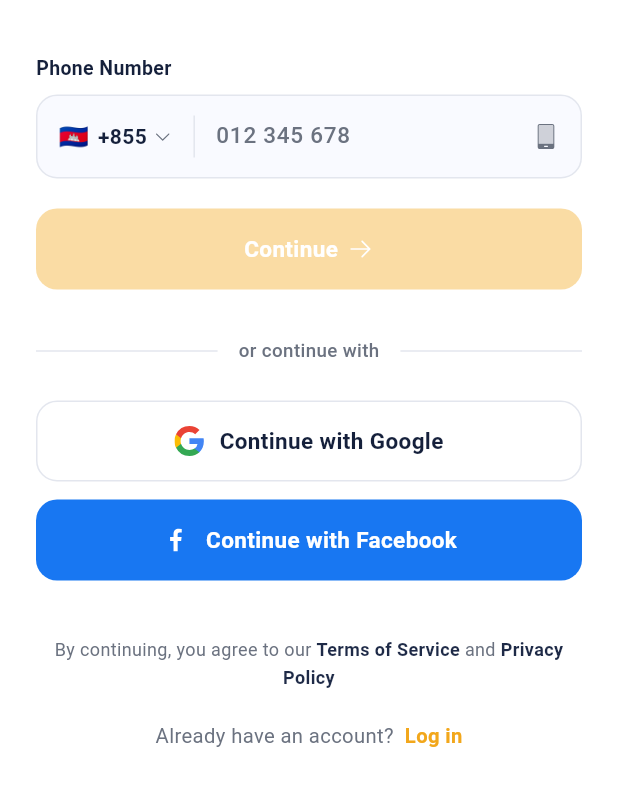
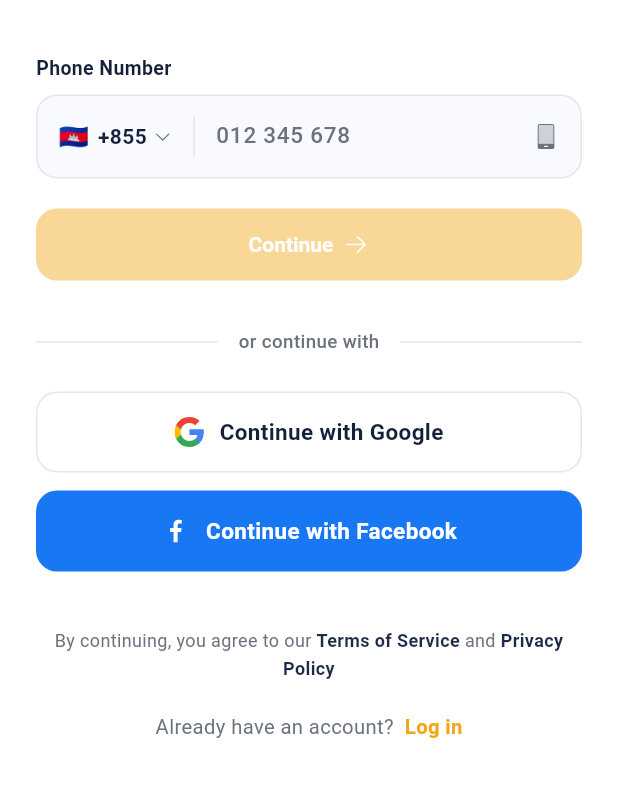
Before and after one commit to povvichar/Propertdia, a Flutter app: the RegisterScreen screen opened by its route, on a phone screen of 412 x 824 dp, the part 237-1043 px from its top. Run offline on Flutter 3.47's test engine with Material 3 defaults, Android fonts, the phone set to English and light mode, and no system bars; our stand-ins replace flutter_riverpod, flutter_svg, go_router, google_fonts; network calls fail.

Commit message:
Standardise PrimaryButton component to H=48px
- PrimaryButton: fixed height 48px, radius 14px, animated opacity for disabled state, svg arrow via trailingIcon param
- Theme elevatedButtonTheme synced to H=48 / radius 14
- RegisterScreen uses PrimaryButton, removes one-off _ContinueButton

Co-Authored-By: Claude Sonnet 4.6 <noreply@anthropic.com>

```diff
--- a/lib/core/theme/app_theme.dart
+++ b/lib/core/theme/app_theme.dart
@@ -34,9 +34,9 @@ abstract class AppTheme {
           foregroundColor: Colors.white,
           elevation: 0,
           shadowColor: Colors.transparent,
-          minimumSize: const Size.fromHeight(52),
+          minimumSize: const Size.fromHeight(48),
           shape: RoundedRectangleBorder(
-            borderRadius: BorderRadius.circular(12),
+            borderRadius: BorderRadius.circular(14),
           ),
           textStyle: textTheme.titleMedium?.copyWith(
             fontWeight: FontWeight.w600,
--- a/lib/features/auth/register_screen.dart
+++ b/lib/features/auth/register_screen.dart
@@ -4,6 +4,7 @@ import 'package:flutter_svg/flutter_svg.dart';
 import 'package:go_router/go_router.dart';
 
 import '../../core/theme/app_colors.dart';
+import '../../shared/widgets/primary_button.dart';
 
 class RegisterScreen extends StatefulWidget {
   const RegisterScreen({super.key});
@@ -100,7 +101,11 @@ class _RegisterScreenState extends State<RegisterScreen> {
                     const SizedBox(height: 20),
 
                     // Continue
-                    _ContinueButton(enabled: _hasInput, onPressed: () {}),
+                    PrimaryButton(
+                      label: 'Continue',
+                      onPressed: () {},
+                      enabled: _hasInput,
+                    ),
 
                     const SizedBox(height: 32),
 
@@ -296,54 +301,6 @@ class _PhoneField extends StatelessWidget {
   }
 }
 
-// ── Continue button ──────────────────────────────────────────────────────────
-
-class _ContinueButton extends StatelessWidget {
-  const _ContinueButton({required this.enabled, required this.onPressed});
-
-  final bool enabled;
-  final VoidCallback onPressed;
-
-  @override
-  Widget build(BuildContext context) {
-    return AnimatedContainer(
-      duration: const Duration(milliseconds: 180),
-      height: 54,
-      decoration: BoxDecoration(
-        color: enabled ? AppColors.gold : AppColors.gold.withValues(alpha: 0.40),
-        borderRadius: BorderRadius.circular(14),
-      ),
-      child: Material(
-        color: Colors.transparent,
-        child: InkWell(
-          onTap: onPressed,
-          borderRadius: BorderRadius.circular(14),
-          child: Row(
-            mainAxisAlignment: MainAxisAlignment.center,
-            children: [
-              const Text(
-                'Continue',
-                style: TextStyle(
-                  fontSize: 15,
-                  fontWeight: FontWeight.w700,
-                  color: Colors.white,
-                ),
-              ),
-              const SizedBox(width: 6),
-              SvgPicture.asset(
-                'assets/icons/base/arrowright.svg',
-                width: 18,
-                height: 18,
-                colorFilter: const ColorFilter.mode(Colors.white, BlendMode.srcIn),
-              ),
-            ],
-          ),
-        ),
-      ),
-    );
-  }
-}
-
 // ── Or divider ───────────────────────────────────────────────────────────────
 
 class _OrDivider extends StatelessWidget {
--- a/lib/shared/widgets/primary_button.dart
+++ b/lib/shared/widgets/primary_button.dart
@@ -1,32 +1,54 @@
 import 'package:flutter/material.dart';
+import 'package:flutter_svg/flutter_svg.dart';
 
-/// Gold full-width CTA used across onboarding and forms,
-/// with the trailing chevron from the Figma design.
+import '../../core/theme/app_colors.dart';
+
+/// Standard primary CTA — gold, full-width, H = 48px.
+/// [enabled] fades the button when false (still tappable for demo).
+/// [trailingIcon] defaults to the right-arrow; set null to hide.
 class PrimaryButton extends StatelessWidget {
   const PrimaryButton({
     super.key,
     required this.label,
     required this.onPressed,
-    this.trailingChevron = true,
+    this.enabled = true,
+    this.trailingIcon = 'assets/icons/base/arrowright.svg',
   });
 
   final String label;
   final VoidCallback onPressed;
-  final bool trailingChevron;
+  final bool enabled;
+  final String? trailingIcon;
 
   @override
   Widget build(BuildContext context) {
-    return ElevatedButton(
+    return AnimatedOpacity(
+      duration: const Duration(milliseconds: 180),
+      opacity: enabled ? 1.0 : 0.45,
+      child: SizedBox(
+        height: 48,
+        width: double.infinity,
+        child: ElevatedButton(
           onPressed: onPressed,
           child: Row(
             mainAxisAlignment: MainAxisAlignment.center,
             children: [
               Text(label),
-          if (trailingChevron) ...const [
-            SizedBox(width: 8),
-            Icon(Icons.chevron_right, size: 22),
+              if (trailingIcon != null) ...[
+                const SizedBox(width: 6),
+                SvgPicture.asset(
+                  trailingIcon!,
+                  width: 18,
+                  height: 18,
+                  colorFilter: const ColorFilter.mode(
+                    Colors.white,
+                    BlendMode.srcIn,
+                  ),
+                ),
               ],
             ],
+          ),
+        ),
       ),
     );
   }
```
Also changed, not shown: .claude/settings.json (added). Lines whose indentation alone changed are shown as unchanged.
